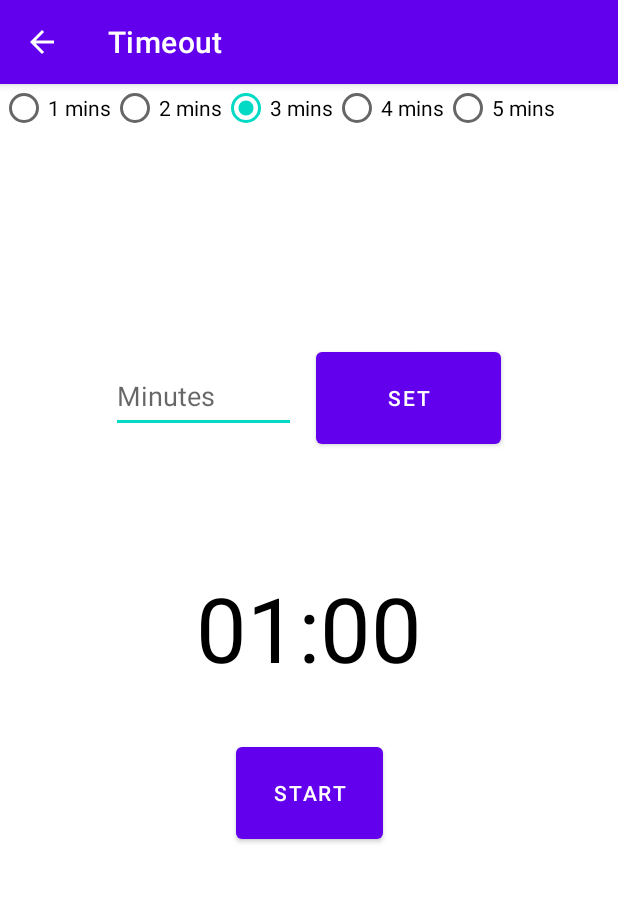
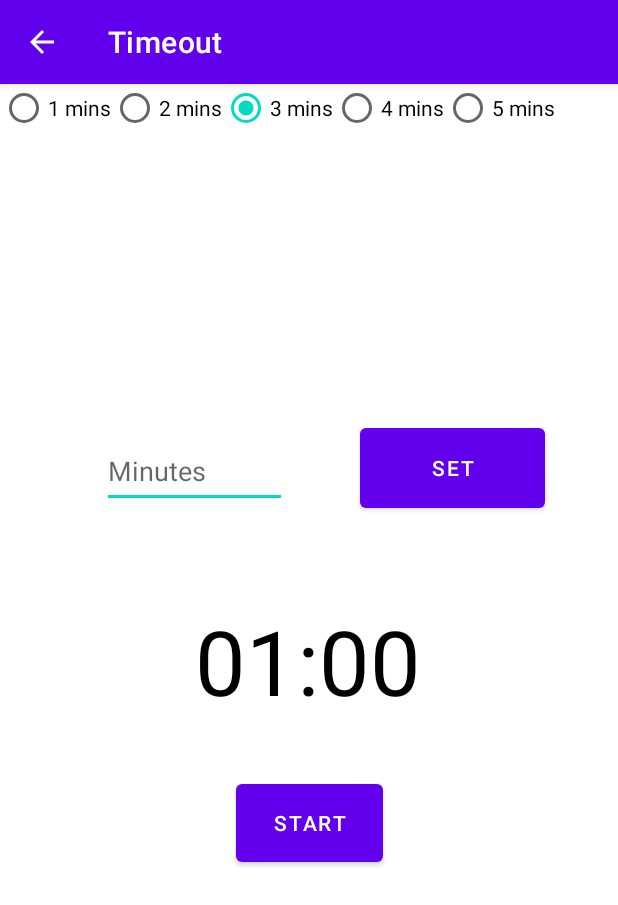
Before and after one commit to Stephen1eung/AndroidOS-Parenting-App, an Android app: the TimeoutActivity screen opened directly, with no data from a screen before it, on a phone screen of 412 x 824 dp. Shown: the top 905 px of the screen. Run offline under Robolectric (Android 15) with nearby library versions, the phone set to English and light mode, and no system bars.

Commit message:
it works on pixel 2 as well now.

```diff
--- a/app/src/main/res/layout/activity_timeout.xml
+++ b/app/src/main/res/layout/activity_timeout.xml
@@ -8,68 +8,66 @@
 
     <RadioGroup
         android:id="@+id/timeGroup"
-        android:layout_width="0dp"
-        android:layout_height="0dp"
-        android:layout_marginBottom="99dp"
+        android:layout_width="411dp"
+        android:layout_height="64dp"
         android:orientation="horizontal"
-        app:layout_constraintBottom_toTopOf="@+id/setBtn"
+        app:layout_constraintBottom_toBottomOf="parent"
         app:layout_constraintEnd_toEndOf="parent"
-        app:layout_constraintHorizontal_bias="1.0"
+        app:layout_constraintHorizontal_bias="0.0"
         app:layout_constraintStart_toStartOf="parent"
-        app:layout_constraintTop_toTopOf="parent" />
+        app:layout_constraintTop_toTopOf="parent"
+        app:layout_constraintVertical_bias="0.0" />
 
     <Button
         android:id="@+id/setBtn"
-        android:layout_width="0dp"
-        android:layout_height="0dp"
+        android:layout_width="123dp"
+        android:layout_height="65dp"
         android:layout_alignTop="@+id/userInput"
-        android:layout_marginEnd="78dp"
-        android:layout_marginBottom="76dp"
+        android:layout_marginTop="168dp"
         android:layout_toEndOf="@+id/userInput"
         android:text="Set"
         app:layout_constraintBottom_toTopOf="@+id/countDown"
         app:layout_constraintEnd_toEndOf="parent"
         app:layout_constraintStart_toEndOf="@+id/userInput"
-        app:layout_constraintTop_toBottomOf="@+id/timeGroup" />
+        app:layout_constraintTop_toTopOf="@+id/timeGroup" />
 
     <EditText
         android:id="@+id/userInput"
-        android:layout_width="0dp"
+        android:layout_width="123dp"
         android:layout_height="49dp"
         android:layout_centerHorizontal="true"
-        android:layout_marginStart="74dp"
-        android:layout_marginEnd="13dp"
+        android:layout_marginStart="68dp"
+        android:layout_marginTop="172dp"
         android:hint="Minutes"
         android:inputType="number"
         android:maxLength="4"
-        app:layout_constraintBaseline_toBaselineOf="@+id/setBtn"
-        app:layout_constraintEnd_toStartOf="@+id/setBtn"
-        app:layout_constraintStart_toStartOf="parent" />
+        app:layout_constraintBottom_toTopOf="@+id/countDown"
+        app:layout_constraintStart_toStartOf="parent"
+        app:layout_constraintTop_toTopOf="@+id/timeGroup" />
 
     <Button
         android:id="@+id/startAndPauseBtn"
-        android:layout_width="0dp"
-        android:layout_height="0dp"
-        android:layout_marginStart="4dp"
-        android:layout_marginEnd="4dp"
-        android:layout_marginBottom="1dp"
+        android:layout_width="98dp"
+        android:layout_height="64dp"
+        android:layout_marginTop="36dp"
         android:text="Start"
-        app:layout_constraintBottom_toTopOf="@+id/resetBtn"
-        app:layout_constraintEnd_toEndOf="@+id/resetBtn"
-        app:layout_constraintStart_toStartOf="@+id/resetBtn"
+        app:layout_constraintEnd_toEndOf="parent"
+        app:layout_constraintStart_toStartOf="parent"
         app:layout_constraintTop_toBottomOf="@+id/countDown" />
 
     <Button
         android:id="@+id/resetBtn"
         android:layout_width="106dp"
-        android:layout_height="0dp"
-        android:layout_marginBottom="184dp"
+        android:layout_height="64dp"
+        android:layout_marginTop="20dp"
         android:text="reset"
         android:visibility="invisible"
         app:layout_constraintBottom_toBottomOf="parent"
         app:layout_constraintEnd_toEndOf="parent"
+        app:layout_constraintHorizontal_bias="0.498"
         app:layout_constraintStart_toStartOf="parent"
         app:layout_constraintTop_toBottomOf="@+id/startAndPauseBtn"
+        app:layout_constraintVertical_bias="0.0"
         tools:visibility="visible" />
 
     <TextView
@@ -77,13 +75,13 @@
         android:layout_width="wrap_content"
         android:layout_height="wrap_content"
         android:layout_centerInParent="true"
-        android:layout_marginBottom="33dp"
         android:text="00:00"
         android:textColor="@android:color/black"
         android:textSize="60sp"
-        app:layout_constraintBottom_toTopOf="@+id/startAndPauseBtn"
+        app:layout_constraintBottom_toBottomOf="parent"
         app:layout_constraintEnd_toEndOf="parent"
+        app:layout_constraintHorizontal_bias="0.498"
         app:layout_constraintStart_toStartOf="parent"
-        app:layout_constraintTop_toBottomOf="@+id/setBtn" />
+        app:layout_constraintTop_toTopOf="parent" />
 
 </androidx.constraintlayout.widget.ConstraintLayout>
--- a/app/src/main/res/layout/empty_state_layout.xml
+++ b/app/src/main/res/layout/empty_state_layout.xml
@@ -29,7 +29,7 @@
         app:layout_constraintEnd_toEndOf="parent"
         app:layout_constraintStart_toStartOf="parent"
         app:layout_constraintTop_toTopOf="parent"
-        app:layout_constraintVertical_bias="0.188" />
+        app:layout_constraintVertical_bias="0.235" />
 
     <ImageView
         android:id="@+id/arrow"
```
